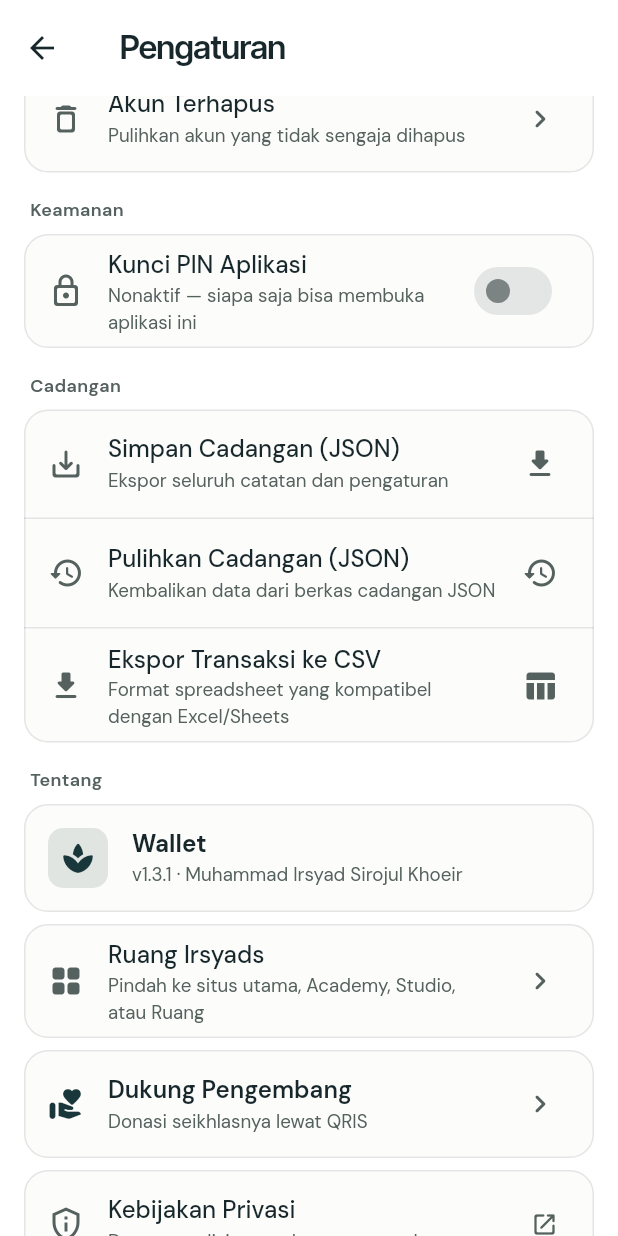
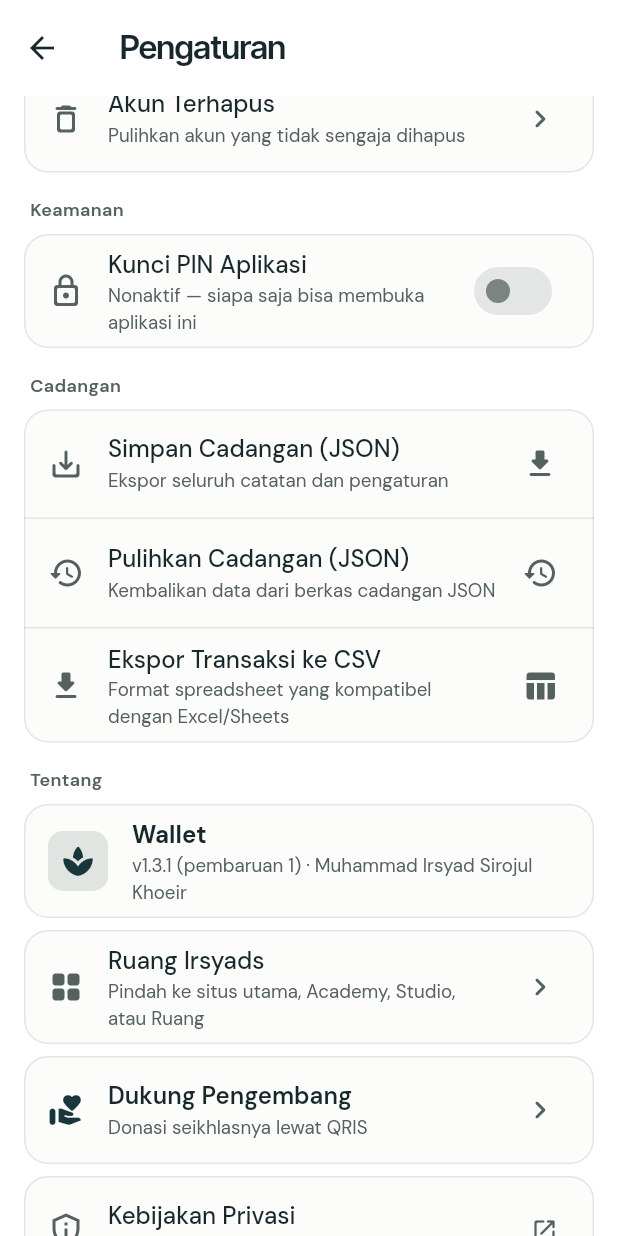
Before and after one commit to irsyadmsk/wallet, a Flutter app: the SettingsView screen opened directly, scrolled down 1728 dp, on a phone screen of 412 x 824 dp. Run offline on Flutter 3.47's test engine with Material 3 defaults, Android fonts, the phone set to English and light mode, and no system bars; our stand-ins replace dropdown_button2, file_picker, fl_chart, flutter_animate, flutter_colorpicker, get and 7 more; missing offline and left inert: google_mlkit_text_recognition; accounts and stored records are empty; network calls fail.

Commit message:
patch(1.3.1): tampilkan nomor pembaruan di Pengaturan (patch Shorebird pertama)
Co-Authored-By: Claude Opus 5.5 <noreply@anthropic.com>

```diff
--- a/lib/config/app_config.dart
+++ b/lib/config/app_config.dart
@@ -4,6 +4,12 @@ class AppConfig {
   static const String appName = "Wallet";
   /// Must match `version:` in pubspec.yaml (guarded by test/version_test.dart).
   static const String appVersion = "1.3.1";
+
+  /// Code-push updates sent to this version without a store release (see
+  /// docs/SHOREBIRD.md). Bump for every patch; reset to 0 when [appVersion]
+  /// changes. Shown in Pengaturan so the user can tell a patch arrived.
+  static const int appPatch = 1;
+  static String get versionLabel => appPatch == 0 ? 'v$appVersion' : 'v$appVersion (pembaruan $appPatch)';
   static const String appAuthor = "Muhammad Irsyad Sirojul Khoeir";
   static const String appAuthorEmail = "irsyad.msk@gmail.com";
 
--- a/lib/presentation/settings/view/settings_view.dart
+++ b/lib/presentation/settings/view/settings_view.dart
@@ -375,7 +375,7 @@ class SettingsView extends StatelessWidget {
                     child: Icon(Icons.spa_rounded, color: colors.primary),
                   ),
                   title: Text(AppConfig.appName, style: const TextStyle(fontWeight: FontWeight.w700)),
-                  subtitle: Text('v${AppConfig.appVersion} · ${AppConfig.appAuthor}'),
+                  subtitle: Text('${AppConfig.versionLabel} · ${AppConfig.appAuthor}'),
                 ),
               ),
               const SizedBox(height: AppSpacing.sm),
```
Also changed, not shown: 2 other files.
